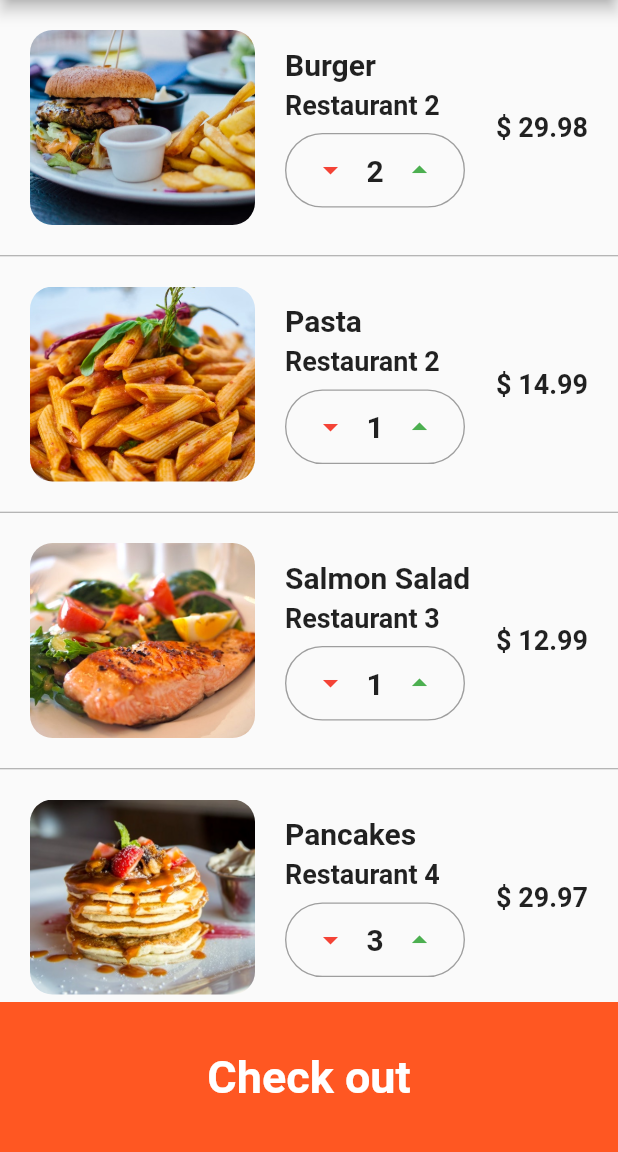
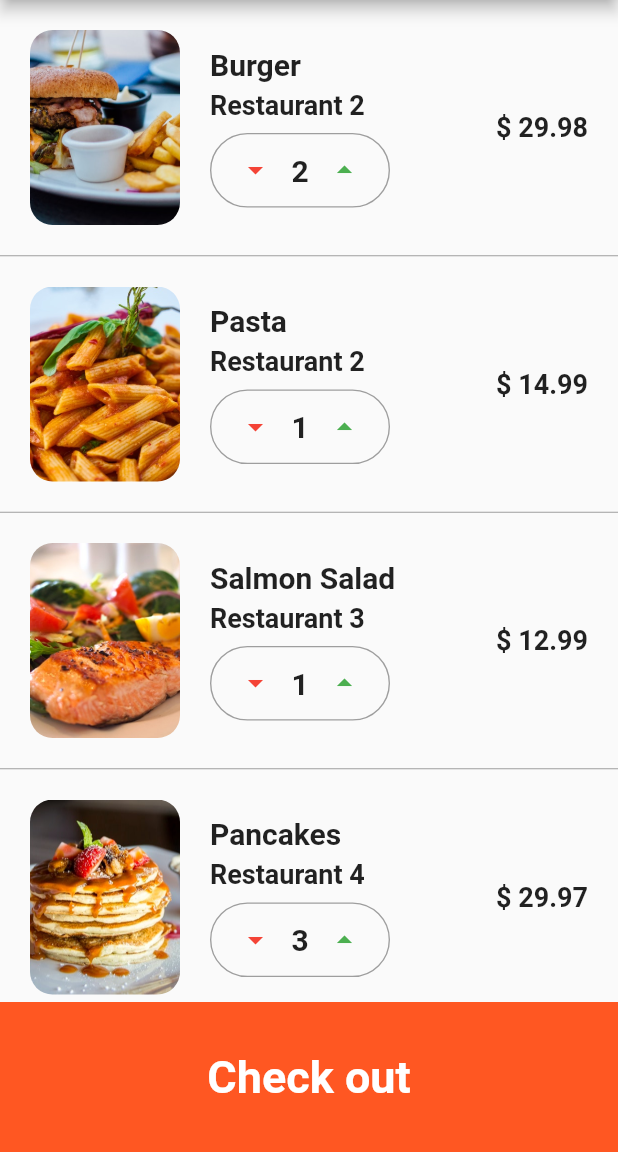
Before and after one commit to johnPractice/flutter_deleviry_app, a Flutter app: the screen it shows after launch, after a tap on an icon or button, on a phone screen of 412 x 824 dp, the part 84-1236 px from its top. Run offline on Flutter 3.47's test engine with Material 2 defaults, Android fonts, the phone set to English and light mode, and no system bars.

Commit message:
edit view for responisve

```diff
--- a/lib/screans/cart_screen.dart
+++ b/lib/screans/cart_screen.dart
@@ -16,7 +16,6 @@ class _CartScreenState extends State<CartScreen> {
   _buildCartItem({order}) {
     final String _totalPrice =
         '\$ ' + (order.food.price * order.quantity).toString();
-
     return Container(
       padding: EdgeInsets.all(20.0),
       height: 170.0,
@@ -26,7 +25,7 @@ class _CartScreenState extends State<CartScreen> {
             child: Row(
               children: <Widget>[
                 Container(
-                  width: 150.0,
+                  width: 100.0,
                   decoration: BoxDecoration(
                     image: DecorationImage(
                       fit: BoxFit.cover,
@@ -40,6 +39,7 @@ class _CartScreenState extends State<CartScreen> {
                 Expanded(
                   child: Container(
                     margin: EdgeInsets.only(left: 20.0),
+
                     child: Column(
                       mainAxisAlignment: MainAxisAlignment.center,
                       crossAxisAlignment: CrossAxisAlignment.start,
--- a/lib/screans/home_screen.dart
+++ b/lib/screans/home_screen.dart
@@ -51,7 +51,8 @@ class _HomeScreenState extends State<HomeScreen> {
                   ),
                 ),
               ),
-              Container(
+              Expanded(
+                child: Container(
                   margin: EdgeInsets.all(15.0),
                   child: Column(
                     mainAxisAlignment: MainAxisAlignment.center,
@@ -83,6 +84,7 @@ class _HomeScreenState extends State<HomeScreen> {
                         overflow: TextOverflow.ellipsis,
                       ),
                     ],
+                  ),
                 ),
               ),
             ],
```
Lines whose indentation alone changed are shown as unchanged.
